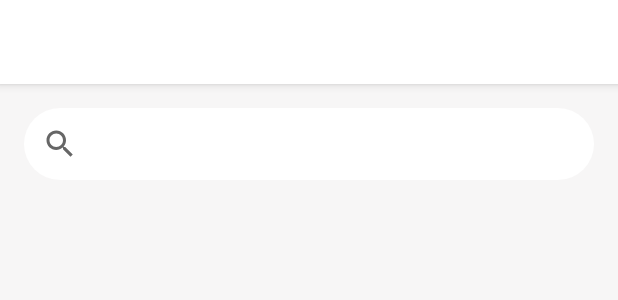
After one commit to madmadik/EPAM-library, an Android app: the layout activity_category_search.xml on its own in the app's theme, with its tools: preview values and no code run, on a phone screen of 412 x 824 dp. The commit adds this screen. Shown: the top 300 px of the screen. Run offline under Robolectric (Android 15) with nearby library versions, the phone set to English and light mode, and no system bars; network calls fail.

Commit message:
Add CategorySearchActivity

```diff
--- a/app/src/main/AndroidManifest.xml
+++ b/app/src/main/AndroidManifest.xml
@@ -44,6 +44,8 @@
         </activity>
         <activity android:name=".explore.BookDetailActivity">
         </activity>
+        <activity android:name=".explore.CategorySearchActivity">
+        </activity>
     </application>
 
 </manifest>
--- a/app/src/main/java/kz/epamlibrary/adapter/BooksAdapter.kt
+++ b/app/src/main/java/kz/epamlibrary/adapter/BooksAdapter.kt
@@ -29,9 +29,9 @@ class BooksAdapter(private val books: ArrayList<Book>) :
 
         holder.itemView.title.text = book.title
         holder.itemView.author.text = book.author
-        holder.itemView.owner.text = book.owner
-        holder.itemView.category.text = book.category
-        holder.itemView.rate.text = book.rate
+        /*holder.itemView.owner.text = book.o*/
+        holder.itemView.category.text = book.categories[0].name
+        /*holder.itemView.rate.text = book*/
 
     }
 
--- a/app/src/main/java/kz/epamlibrary/network/Constant.java
+++ b/app/src/main/java/kz/epamlibrary/network/Constant.java
@@ -1,6 +1,8 @@
 package kz.epamlibrary.network;
 
 public interface Constant {
-    public final String BASE_URL = "http://api.randomuser.me/";
-    public final String RANDOM_USER_URL = "http://api.randomuser.me/?results=10&nat=en";
+    String BASE_URL = "http://api.randomuser.me/";
+
+    String CATEGORY_ID = "CATEGORY_ID";
+    String CATEGORY_NAME = "CATEGORY_NAME";
 }
--- a/app/src/main/java/kz/epamlibrary/profile/rentedbooks/RentedBooksActivity.kt
+++ b/app/src/main/java/kz/epamlibrary/profile/rentedbooks/RentedBooksActivity.kt
@@ -30,6 +30,7 @@ class RentedBooksActivity : AppCompatActivity() {
     }
 
     private fun initBooks() {
+       /* books.add(Book("The world of abstract art", "Emily Braun", "Nurda Yeltayev", "Design", "4.5"))
         books.add(Book("The world of abstract art", "Emily Braun", "Nurda Yeltayev", "Design", "4.5"))
         books.add(Book("The world of abstract art", "Emily Braun", "Nurda Yeltayev", "Design", "4.5"))
         books.add(Book("The world of abstract art", "Emily Braun", "Nurda Yeltayev", "Design", "4.5"))
@@ -37,7 +38,6 @@ class RentedBooksActivity : AppCompatActivity() {
         books.add(Book("The world of abstract art", "Emily Braun", "Nurda Yeltayev", "Design", "4.5"))
         books.add(Book("The world of abstract art", "Emily Braun", "Nurda Yeltayev", "Design", "4.5"))
         books.add(Book("The world of abstract art", "Emily Braun", "Nurda Yeltayev", "Design", "4.5"))
-        books.add(Book("The world of abstract art", "Emily Braun", "Nurda Yeltayev", "Design", "4.5"))
-        books.add(Book("The world of abstract art", "Emily Braun", "Nurda Yeltayev", "Design", "4.5"))
+        books.add(Book("The world of abstract art", "Emily Braun", "Nurda Yeltayev", "Design", "4.5"))*/
     }
 }
--- a/app/src/main/java/kz/epamlibrary/profile/wishlist/MyWishListActivity.kt
+++ b/app/src/main/java/kz/epamlibrary/profile/wishlist/MyWishListActivity.kt
@@ -30,6 +30,7 @@ class MyWishListActivity : AppCompatActivity() {
     }
 
     private fun initBooks() {
+       /* books.add(Book("The world of abstract art", "Emily Braun", "Nurda Yeltayev", "Design", "4.5"))
         books.add(Book("The world of abstract art", "Emily Braun", "Nurda Yeltayev", "Design", "4.5"))
         books.add(Book("The world of abstract art", "Emily Braun", "Nurda Yeltayev", "Design", "4.5"))
         books.add(Book("The world of abstract art", "Emily Braun", "Nurda Yeltayev", "Design", "4.5"))
@@ -37,7 +38,6 @@ class MyWishListActivity : AppCompatActivity() {
         books.add(Book("The world of abstract art", "Emily Braun", "Nurda Yeltayev", "Design", "4.5"))
         books.add(Book("The world of abstract art", "Emily Braun", "Nurda Yeltayev", "Design", "4.5"))
         books.add(Book("The world of abstract art", "Emily Braun", "Nurda Yeltayev", "Design", "4.5"))
-        books.add(Book("The world of abstract art", "Emily Braun", "Nurda Yeltayev", "Design", "4.5"))
-        books.add(Book("The world of abstract art", "Emily Braun", "Nurda Yeltayev", "Design", "4.5"))
+        books.add(Book("The world of abstract art", "Emily Braun", "Nurda Yeltayev", "Design", "4.5"))*/
     }
 }
--- /dev/null
+++ b/app/src/main/res/layout/activity_category_search.xml
@@ -0,0 +1,50 @@
+<?xml version="1.0" encoding="utf-8"?>
+
+<FrameLayout
+        xmlns:android="http://schemas.android.com/apk/res/android"
+        xmlns:app="http://schemas.android.com/apk/res-auto"
+        android:layout_width="match_parent"
+        android:layout_height="match_parent"
+        android:background="@color/lightGray">
+
+    <android.support.v7.widget.Toolbar
+            android:id="@+id/toolbar"
+            android:layout_width="match_parent"
+            android:layout_height="?attr/actionBarSize"
+            android:background="@color/colorWhite"
+            android:elevation="4dp"
+            android:theme="@style/ThemeOverlay.AppCompat.ActionBar"
+            app:popupTheme="@style/ThemeOverlay.AppCompat.Light">
+
+        <TextView
+                android:id="@+id/toolbar_title"
+                android:layout_width="wrap_content"
+                android:layout_height="wrap_content"
+                android:layout_gravity="center"
+                android:textAllCaps="true"
+                android:textColor="@color/colorEpamGray"
+                android:textSize="16sp"
+                android:textStyle="bold"/>
+
+    </android.support.v7.widget.Toolbar>
+
+    <LinearLayout
+            android:layout_width="match_parent"
+            android:layout_height="match_parent"
+            android:orientation="vertical"
+            android:layout_marginTop="?attr/actionBarSize">
+
+        <android.support.v7.widget.SearchView
+                android:id="@+id/search_view"
+                android:layout_width="match_parent"
+                android:layout_height="wrap_content"
+                android:layout_margin="16dp"
+                android:inputType="text"
+                app:queryBackground="@android:color/transparent"
+                android:clickable="true"
+                app:queryHint="@string/label_search_hint"
+                app:defaultQueryHint="@string/label_search_hint"
+                android:background="@drawable/search_view_background"/>
+
+    </LinearLayout>
+</FrameLayout>
```
Also changed, not shown: app/src/main/java/kz/epamlibrary/adapter/CategoriesAdapter.kt (added, +51 -0 lines), app/src/main/java/kz/epamlibrary/base/MainActivity.kt (+0 -25 lines), app/src/main/java/kz/epamlibrary/entity/Book.kt (+25 -5 lines), app/src/main/java/kz/epamlibrary/entity/UserResponse.kt (deleted, +0 -10 lines), app/src/main/java/kz/epamlibrary/explore/CategoriesActivity.kt (+41 -1 lines), app/src/main/java/kz/epamlibrary/explore/CategorySearchActivity.kt (added, +51 -0 lines), app/src/main/java/kz/epamlibrary/explore/ExploreFragment.kt (+26 -0 lines), app/src/main/java/kz/epamlibrary/network/ApiService.kt (+11 -3 lines), app/src/main/java/kz/epamlibrary/profile/mylibrary/MyLibraryActivity.kt (+1 -24 lines), app/src/main/res/layout/activity_categories.xml (+9 -1 lines), app/src/main/res/layout/item_category.xml (added, +13 -0 lines).
